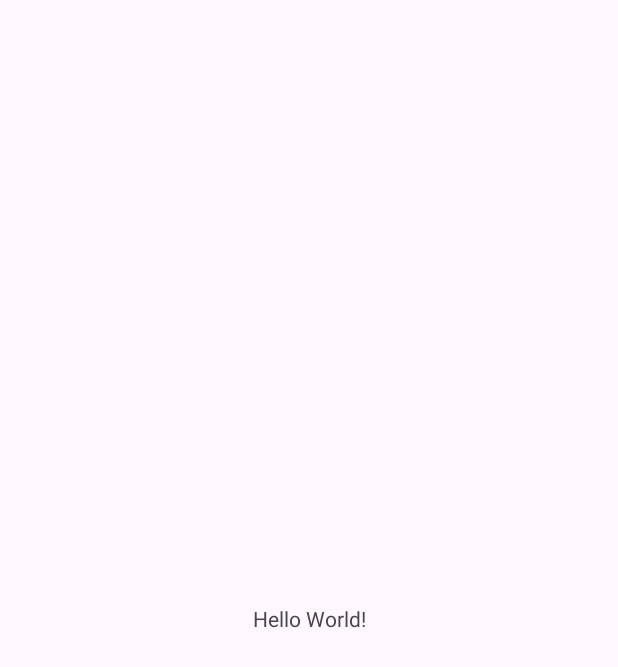
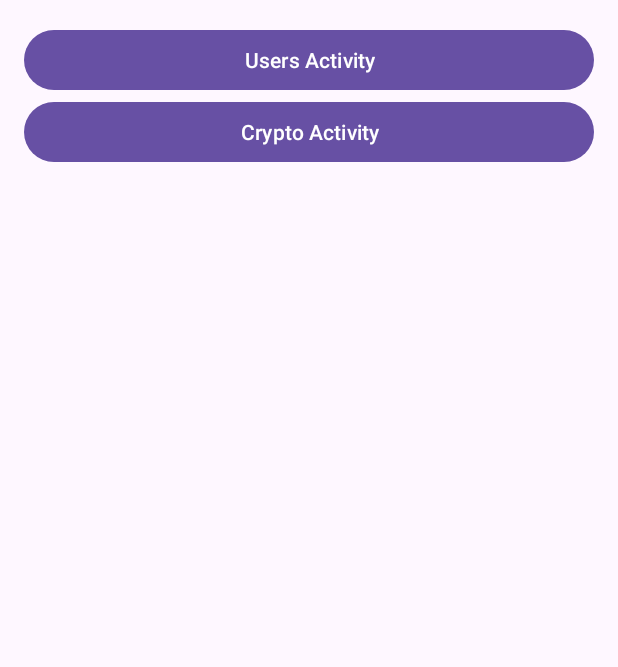
Before and after one commit to anura1402/CoroutineFlow, an Android app: the screen it shows after launch (MainActivity), on a phone screen of 412 x 824 dp. Before the commit the part shown is almost empty. Shown: the top 667 px of the screen. Run offline under Robolectric (Android 15) with nearby library versions, the phone set to English and light mode, and no system bars.

```diff
--- a/app/src/main/java/ru/anura/coroutineflow/MainActivity.kt
+++ b/app/src/main/java/ru/anura/coroutineflow/MainActivity.kt
@@ -5,10 +5,24 @@ import androidx.activity.enableEdgeToEdge
 import androidx.appcompat.app.AppCompatActivity
 import androidx.core.view.ViewCompat
 import androidx.core.view.WindowInsetsCompat
+import ru.anura.coroutineflow.databinding.ActivityMainBinding
+import ru.anura.coroutineflow.lessons.crypto_app_lesson_4.CryptoActivity
+import ru.anura.coroutineflow.lessons.lesson2.UsersActivity
 
 class MainActivity : AppCompatActivity() {
+
+    private val binding by lazy {
+        ActivityMainBinding.inflate(layoutInflater)
+    }
+
     override fun onCreate(savedInstanceState: Bundle?) {
         super.onCreate(savedInstanceState)
-        setContentView(R.layout.activity_main)
+        setContentView(binding.root)
+        binding.buttonUsersActivity.setOnClickListener {
+            startActivity(UsersActivity.newIntent(this))
+        }
+        binding.buttonCryptoActivity.setOnClickListener {
+            startActivity(CryptoActivity.newIntent(this))
+        }
     }
 }
--- /dev/null
+++ b/app/src/main/java/ru/anura/coroutineflow/lessons/crypto_app_lesson_4/Currency.kt
@@ -0,0 +1,6 @@
+package ru.anura.coroutineflow.lessons.crypto_app_lesson_4
+
+data class Currency(
+    val name: String,
+    val price: Int,
+)
--- a/app/src/main/res/layout/activity_main.xml
+++ b/app/src/main/res/layout/activity_main.xml
@@ -1,19 +1,21 @@
 <?xml version="1.0" encoding="utf-8"?>
-<androidx.constraintlayout.widget.ConstraintLayout xmlns:android="http://schemas.android.com/apk/res/android"
-    xmlns:app="http://schemas.android.com/apk/res-auto"
+<LinearLayout xmlns:android="http://schemas.android.com/apk/res/android"
     xmlns:tools="http://schemas.android.com/tools"
-    android:id="@+id/main"
     android:layout_width="match_parent"
     android:layout_height="match_parent"
+    android:orientation="vertical"
+    android:padding="16dp"
     tools:context=".MainActivity">
 
-    <TextView
-        android:layout_width="wrap_content"
+    <Button
+        android:id="@+id/button_users_activity"
+        android:layout_width="match_parent"
         android:layout_height="wrap_content"
-        android:text="Hello World!"
-        app:layout_constraintBottom_toBottomOf="parent"
-        app:layout_constraintEnd_toEndOf="parent"
-        app:layout_constraintStart_toStartOf="parent"
-        app:layout_constraintTop_toTopOf="parent" />
+        android:text="@string/users_activity" />
 
-</androidx.constraintlayout.widget.ConstraintLayout>
+    <Button
+        android:id="@+id/button_crypto_activity"
+        android:layout_width="match_parent"
+        android:layout_height="wrap_content"
+        android:text="@string/crypto_activity" />
+</LinearLayout>
--- a/app/src/main/res/values/strings.xml
+++ b/app/src/main/res/values/strings.xml
@@ -4,4 +4,6 @@
     <string name="enter_username">Enter username:</string>
     <string name="users_activity">Users Activity</string>
     <string name="launch_next_screen">Launch next screen</string>
+    <string name="currency_price">$%s</string>
+    <string name="crypto_activity">Crypto Activity</string>
 </resources>
```
Also changed, not shown: app/src/main/AndroidManifest.xml (+23 -0 lines), app/src/main/java/ru/anura/coroutineflow/lessons/crypto_app_lesson_4/CryptoActivity.kt (added, +56 -0 lines), app/src/main/java/ru/anura/coroutineflow/lessons/crypto_app_lesson_4/CryptoAdapter.kt (added, +43 -0 lines), app/src/main/java/ru/anura/coroutineflow/lessons/crypto_app_lesson_4/CryptoRepository.kt (added, +38 -0 lines), app/src/main/java/ru/anura/coroutineflow/lessons/crypto_app_lesson_4/CryptoViewModel.kt (added, +50 -0 lines), app/src/main/java/ru/anura/coroutineflow/lessons/crypto_app_lesson_4/State.kt (added, +7 -0 lines), app/src/main/res/layout/activity_crypto.xml (added, +22 -0 lines), app/src/main/res/layout/crypto_item.xml (added, +29 -0 lines).
